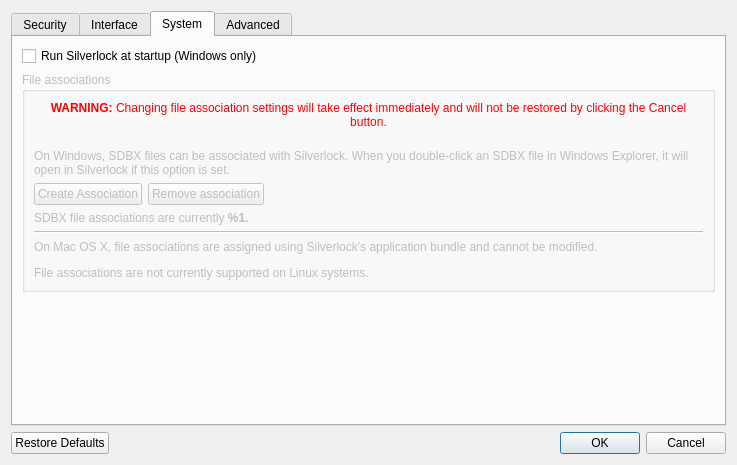
Before: the Qt Designer form silverlock/preferencesdialog.ui in petroules/silverlock, drawn with Qt 5.
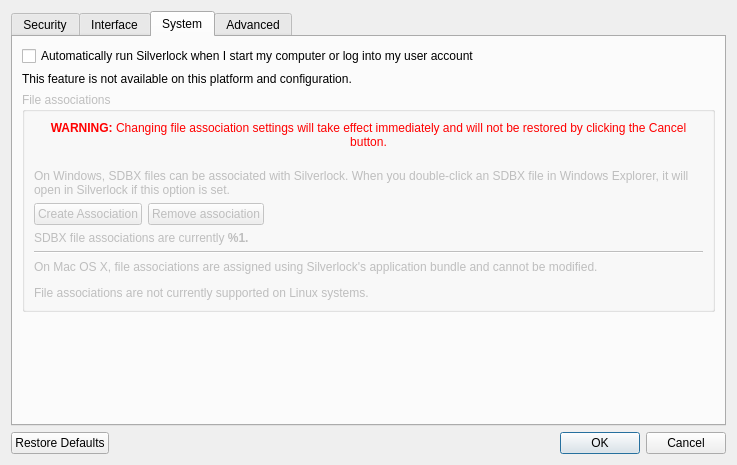
After: the same form once the commit is applied. The open tabs and pages were chosen to show the change.

What changed in the file:
```diff
--- a/silverlock/preferencesdialog.ui
+++ b/silverlock/preferencesdialog.ui
@@ -278,7 +278,14 @@
             <string>Checking this option will cause Silverlock to automatically run whenever the user logs in to Windows.</string>
            </property>
            <property name="text">
-            <string>Run Silverlock at startup (Windows only)</string>
+            <string>Automatically run Silverlock when I start my computer or log into my user account</string>
+           </property>
+          </widget>
+         </item>
+         <item>
+          <widget class="QLabel" name="noRunAtStartupLabel">
+           <property name="text">
+            <string>This feature is not available on this platform and configuration.</string>
            </property>
           </widget>
          </item>
```
